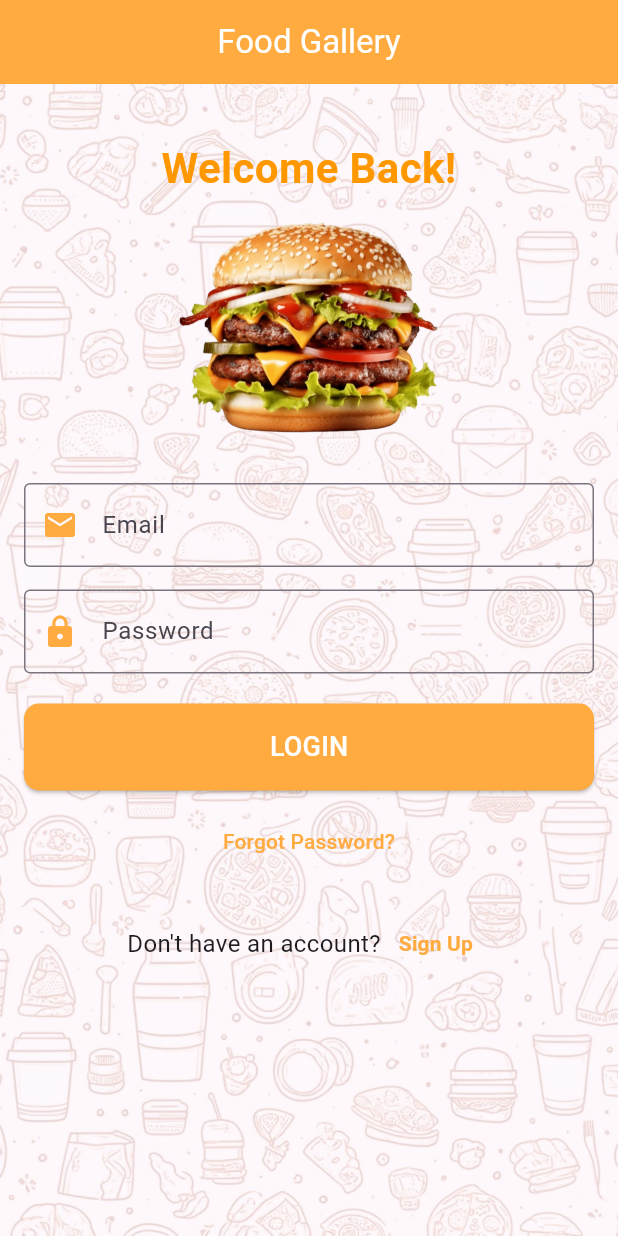
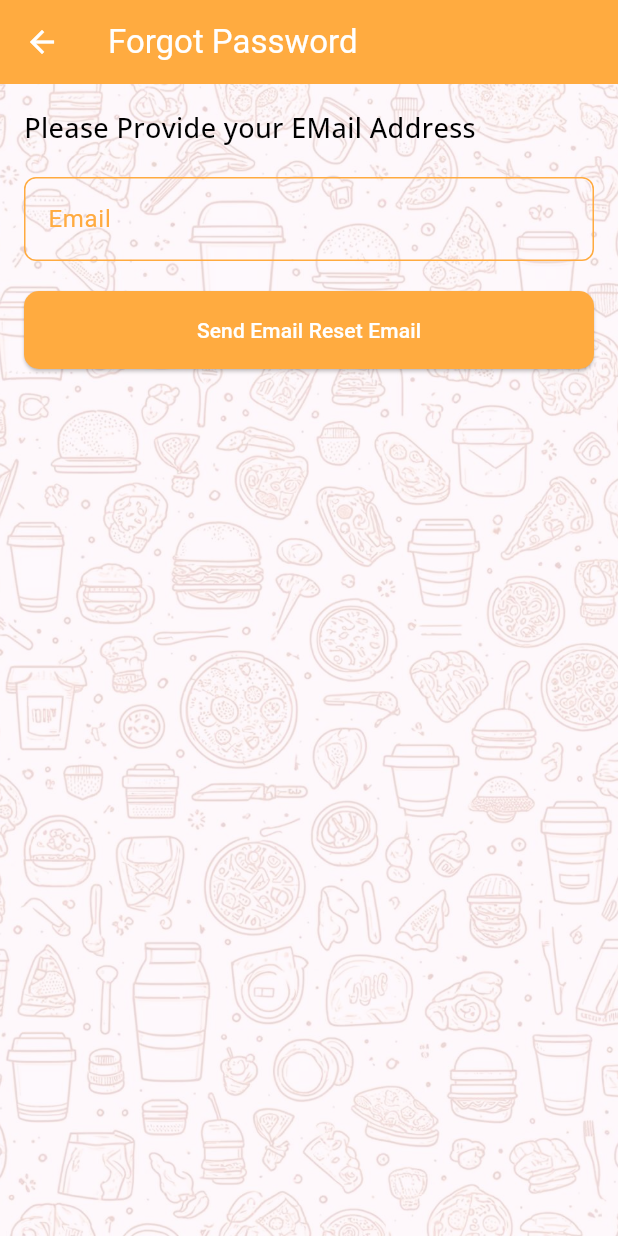
Before and after one commit to musharrafhamraz/Food-Gallery-App, a Flutter app: the screen it shows after launch, after a tap on "Forgot Password?", on a phone screen of 412 x 824 dp. Run offline on Flutter 3.47's test engine with Material 3 defaults, Android fonts, the phone set to English and light mode, and no system bars; our stand-ins replace cached_network_image, cloud_firestore, firebase_auth, firebase_core, firebase_storage, flutter_spinkit and 3 more; accounts and stored records are empty; network calls fail.

Commit message:
forgot password code implemented.

```diff
--- /dev/null
+++ b/lib/auth/forgot_password_screen.dart
@@ -0,0 +1,74 @@
+import 'package:firebase_auth/firebase_auth.dart';
+import 'package:flutter/material.dart';
+import 'package:fluttertoast/fluttertoast.dart';
+import 'package:tailorapp/widgets/background_widget.dart';
+import 'package:tailorapp/widgets/custom_button.dart';
+import 'package:tailorapp/widgets/custom_textfield.dart';
+
+class ForgotPasswordScreen extends StatefulWidget {
+  const ForgotPasswordScreen({super.key});
+
+  @override
+  State<ForgotPasswordScreen> createState() => _ForgotPasswordScreenState();
+}
+
+class _ForgotPasswordScreenState extends State<ForgotPasswordScreen> {
+  var emailController = TextEditingController();
+  @override
+  Widget build(BuildContext context) {
+    return Scaffold(
+      appBar: AppBar(
+        title: const Text('Forgot Password'),
+        backgroundColor: Colors.orangeAccent,
+        foregroundColor: Colors.white,
+      ),
+      body: BackgroundWidget(
+        backgroundImage: Padding(
+          padding: const EdgeInsets.all(16.0),
+          child: ListView(
+            children: [
+              const Text(
+                'Please Provide your EMail Address',
+                style: TextStyle(
+                    color: Colors.black,
+                    fontSize: 18,
+                    fontFamily: 'Open Sans',
+                    fontWeight: FontWeight.w400),
+              ),
+              const SizedBox(
+                height: 20,
+              ),
+              CustomTextField(
+                controller: emailController,
+                maxLines: 1,
+                label: 'Email',
+                keyboardType: TextInputType.emailAddress,
+              ),
+              const SizedBox(
+                height: 20,
+              ),
+              CustomButton(
+                onPress: () async {
+                  String email = emailController.text.trim();
+
+                  await FirebaseAuth.instance
+                      .sendPasswordResetEmail(email: email);
+                  Fluttertoast.showToast(
+                      msg: 'Reset Email sent!',
+                      backgroundColor: Colors.green,
+                      textColor: Colors.white);
+
+                  Navigator.of(context).pop();
+                },
+                buttonTxt: const Text(
+                  'Send Email Reset Email',
+                  style: TextStyle(color: Colors.white),
+                ),
+              )
+            ],
+          ),
+        ),
+      ),
+    );
+  }
+}
--- a/lib/auth/login_screen.dart
+++ b/lib/auth/login_screen.dart
@@ -3,6 +3,7 @@ import 'package:flutter/material.dart';
 import 'package:flutter_spinkit/flutter_spinkit.dart';
 import 'package:tailorapp/auth/auth_services.dart';
 import 'package:tailorapp/auth/email_verification.dart';
+import 'package:tailorapp/auth/forgot_password_screen.dart';
 import 'package:tailorapp/auth/sign_up_screen.dart';
 import 'package:tailorapp/screens/customer_side/customer_dashboard.dart';
 import 'package:tailorapp/screens/tailor_dashboard.dart';
@@ -23,6 +24,21 @@ class LoginScreenState extends State<LoginScreen> {
   final AuthService _authService = AuthService();
 
   bool loggingIn = false;
+
+  var _obsecureText = true;
+
+  togglePassword() {
+    setState(() {
+      _obsecureText = !_obsecureText;
+    });
+  }
+
+  @override
+  void dispose() {
+    _emailController.dispose();
+    _passwordController.dispose();
+    super.dispose();
+  }
 
   @override
   Widget build(BuildContext context) {
@@ -62,7 +78,8 @@ class LoginScreenState extends State<LoginScreen> {
               TextField(
                 controller: _emailController,
                 decoration: const InputDecoration(
-                  labelText: 'Email',
+                  // labelText: 'Email',
+                  hintText: 'Email',
                   prefixIcon: Icon(Icons.email, color: Colors.orangeAccent),
                   border: OutlineInputBorder(),
                 ),
@@ -71,11 +88,26 @@ class LoginScreenState extends State<LoginScreen> {
               // Password Field
               TextField(
                 controller: _passwordController,
-                obscureText: true,
-                decoration: const InputDecoration(
-                  labelText: 'Password',
-                  prefixIcon: Icon(Icons.lock, color: Colors.orangeAccent),
-                  border: OutlineInputBorder(),
+                obscureText: _obsecureText,
+                decoration: InputDecoration(
+                  hintText: '********',
+                  prefixIcon:
+                      const Icon(Icons.lock, color: Colors.orangeAccent),
+                  border: const OutlineInputBorder(),
+                  suffixIcon: IconButton(
+                    onPressed: () {
+                      togglePassword();
+                    },
+                    icon: _obsecureText
+                        ? Icon(
+                            Icons.remove_red_eye,
+                            color: Theme.of(context).colorScheme.primary,
+                          )
+                        : Icon(
+                            Icons.remove_red_eye_outlined,
+                            color: Theme.of(context).colorScheme.primary,
+                          ),
+                  ),
                 ),
               ),
               const SizedBox(height: 20),
@@ -149,7 +181,10 @@ class LoginScreenState extends State<LoginScreen> {
               // Forgot Password Text Button
               TextButton(
                 onPressed: () {
-                  // Add your forgot password logic here
+                  Navigator.of(context)
+                      .push(MaterialPageRoute(builder: (context) {
+                    return const ForgotPasswordScreen();
+                  }));
                 },
                 child: const Text(
                   'Forgot Password?',
@@ -167,7 +202,7 @@ class LoginScreenState extends State<LoginScreen> {
                   ),
                   TextButton(
                     onPressed: () {
-                      Navigator.pushReplacement(context,
+                      Navigator.push(context,
                           MaterialPageRoute(builder: (context) {
                         return const SignupScreen();
                       }));
--- a/lib/widgets/custom_textfield.dart
+++ b/lib/widgets/custom_textfield.dart
@@ -28,7 +28,7 @@ class CustomTextField extends StatelessWidget {
           borderRadius: BorderRadius.circular(8.0),
         ),
         focusedBorder: OutlineInputBorder(
-          borderSide: const BorderSide(color: Colors.deepOrange),
+          borderSide: BorderSide(color: Colors.orange.shade700),
           borderRadius: BorderRadius.circular(8.0),
         ),
       ),
```
Also changed, not shown: lib/auth/sign_up_screen.dart (+41 -1 lines), lib/screens/customer_side/customer_drawer.dart (+21 -1 lines).
